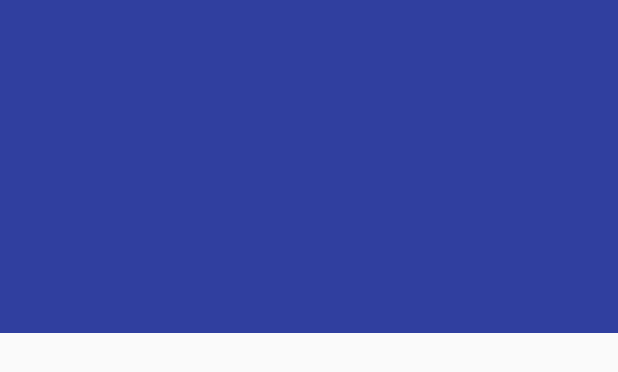
After one commit to raystar9/ClientApp, an Android app: the layout navheader.xml on its own in the app's theme, with its tools: preview values and no code run, on a phone screen of 412 x 824 dp. The commit adds this screen. Shown: the top 372 px of the screen. Run offline under Robolectric (Android 15) with nearby library versions, the phone set to English and light mode, and no system bars.

```diff
--- a/app/src/main/java/shoeping/clientapp/MainActivity.java
+++ b/app/src/main/java/shoeping/clientapp/MainActivity.java
@@ -1,7 +1,8 @@
 package shoeping.clientapp;
 
+import android.os.Bundle;
+import android.support.v4.widget.DrawerLayout;
 import android.support.v7.app.AppCompatActivity;
-import android.os.Bundle;
 
 public class MainActivity extends AppCompatActivity {
 
@@ -9,5 +10,7 @@ public class MainActivity extends AppCompatActivity {
     protected void onCreate(Bundle savedInstanceState) {
         super.onCreate(savedInstanceState);
         setContentView(R.layout.activity_main);
+
+        private DrawerLayout _DrawerLayout;
     }
 }
--- /dev/null
+++ b/app/src/main/res/layout/navheader.xml
@@ -0,0 +1,7 @@
+<?xml version="1.0" encoding="utf-8"?>
+<LinearLayout xmlns:android="http://schemas.android.com/apk/res/android"
+              android:layout_width="match_parent"
+              android:layout_height="222dp"
+              android:background="?attr/colorPrimaryDark"
+              android:orientation="vertical">
+</LinearLayout>
--- a/app/src/main/res/values/colors.xml
+++ b/app/src/main/res/values/colors.xml
@@ -3,4 +3,10 @@
     <color name="colorPrimary">#3F51B5</color>
     <color name="colorPrimaryDark">#303F9F</color>
     <color name="colorAccent">#FF4081</color>
+
+    <color name="white">#FFFFFF</color>
+    <color name="dark_grey">#424242</color>
+    <color name="medium_grey">#9E9E9E</color>
+    <color name="button_grey">#757575</color>
+
 </resources>
```
Also changed, not shown: app/src/main/res/layout/activity_main.xml (+7 -3 lines), app/src/main/res/menu/menu_main.xml (added, +11 -0 lines), app/src/main/res/menu/menu_navigation.xml (added, +15 -0 lines).
